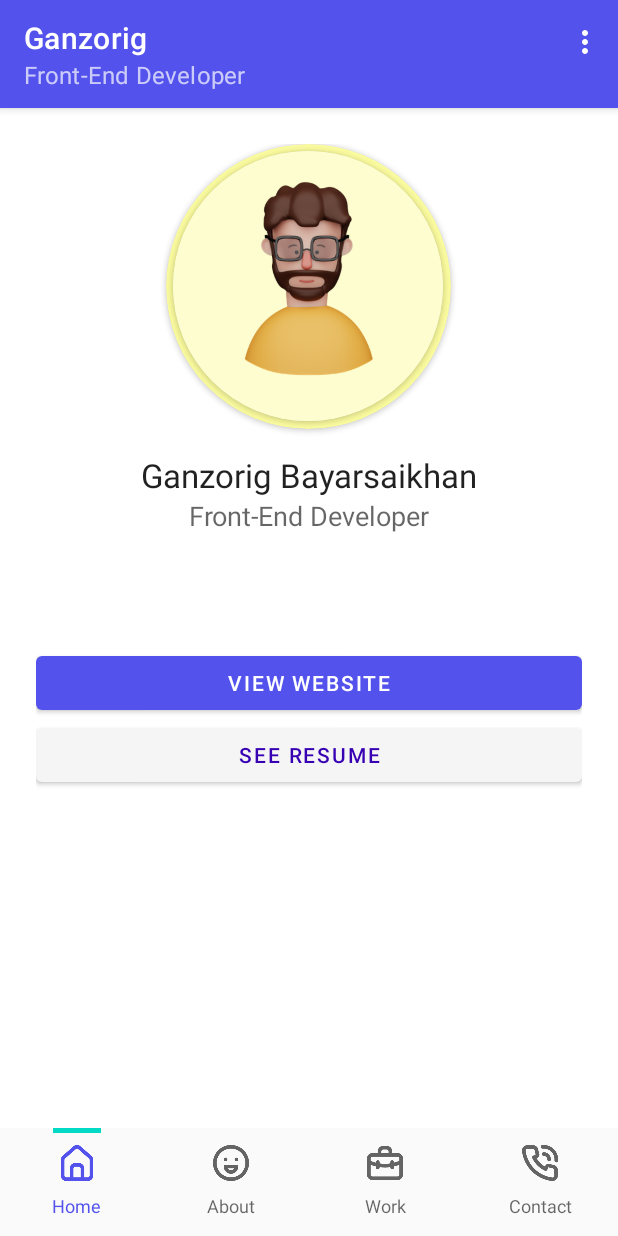
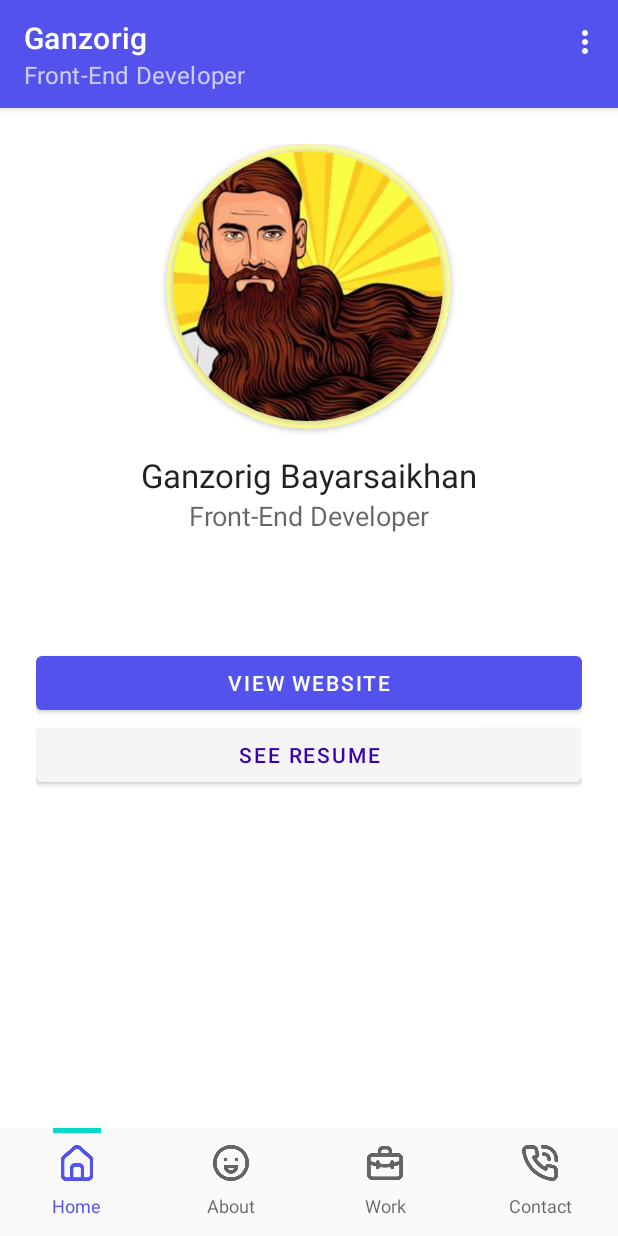
Before and after one commit to ganzorig/CVApp, an Android app: the screen it shows after launch (MainActivity), after a tap on "LOGIN", on a phone screen of 412 x 824 dp. Run offline under Robolectric (Android 15) with nearby library versions, the phone set to English and light mode, and no system bars.

Commit message:
Fix contact section with enkhee

```diff
--- a/app/src/main/java/com/miu/curriculumvitae/LoginActivity.kt
+++ b/app/src/main/java/com/miu/curriculumvitae/LoginActivity.kt
@@ -80,10 +80,10 @@ class LoginActivity : AppCompatActivity() {
 
     fun createPerson() {
         //---------------------------------Contact---------------------------------//
-        var contact1: Contact = Contact("99001122", "gbayarsaikhan@miu.edu.mn","www.facebook.com/bganzorig","www.twitter.com/bganzorig","www.github.com/ganzorig")
-        var contact2: Contact = Contact("99112323", "eganbaatar@miu.edu.mn","www.facebook.com/genkhtsetseg","www.twitter.com/genkhtsetseg","www.github.com/genkhtsetseg")
-        var contact3: Contact = Contact("99090099", "oganbold@miu.edu.mn","www.facebook.com/goyunbold","www.twitter.com/goyunbold","www.github.com/goyunbold")
-        var contact4: Contact = Contact("93090002", "notgonbayar@miu.edu.mn","www.facebook.com/norovdorj","www.twitter.com/norovdoo","www.github.com/norovoo")
+        var contact1: Contact = Contact("99001122", "gbayarsaikhan@miu.edu.mn","g4nzorig","gzo_326","www.github.com/ganzorig","g4nzo")
+        var contact3: Contact = Contact("99112323", "eganbaatar@miu.edu.mn","enkhee.hana10","enkhee21571517","www.github.com/egy10", "enkhuul88")
+        var contact2: Contact = Contact("99090099", "oganbold@miu.edu.mn","oyunbold.ganbold","GanboldG","www.github.com/goyunbold","oyunboldg")
+        var contact4: Contact = Contact("93090002", "notgonbayar@miu.edu.mn","norovdorjo","norovdoo","www.github.com/norovoo","norovdorjo")
         //---------------------------------Contact end---------------------------------//
         //---------------------------------Education---------------------------------//
         var education1: Education = Education("Bachelor of Computer Science", "2007-2011","CSMS of Mongolia")
@@ -119,25 +119,25 @@ class LoginActivity : AppCompatActivity() {
         var person1Strength: ArrayList<String> = arrayListOf("Confident", "Creative", "Dedicated", "Determined", "Decisive")
         var person1Weaknesses: ArrayList<String> = arrayListOf("Impatient", "Allows emotions to show", "Close-minded", "Perfectionist", "Likes to take risks")
         var person1Skills: ArrayList<String> = arrayListOf("Flexibility", "NodeJS", "ReactJS", "Angular", "MeteorJS", "VueJS")
-        var person1:Person = Person(1, "Ganzorig", "Bayarsaikhan", "miu123", "Front-End Developer", "", "www.leetcode.com/gzo326", person1Strength, person1Weaknesses, person1Skills, arrayListOf(education1, education1_1),contact1, arrayListOf(project1,project1_1), arrayListOf(work1))
+        var person1:Person = Person(R.drawable.ava_ganzorig, "Ganzorig", "Bayarsaikhan", "miu123", "Front-End Developer", "", "www.leetcode.com/gzo326", person1Strength, person1Weaknesses, person1Skills, arrayListOf(education1, education1_1),contact1, arrayListOf(project1,project1_1), arrayListOf(work1))
 
         //---------------------------------Person2---------------------------------//
         var person2Strength: ArrayList<String> = arrayListOf("Industrious", "Hopeful", "Honest", "Motivated", "Precise")
         var person2Weaknesses: ArrayList<String> = arrayListOf("Delegating tasks", "Critical of others", "Bossy", "Strict", "Strong willed")
         var person2Skills: ArrayList<String> = arrayListOf("JAVA", "Project Management", "Shell scripting", "Interest in Helping Others", "Curiosity")
-        var person2:Person = Person(2, "Oyunbold", "Ganbold", "miu123", "Full Stack Developer", "", "www.leetcode.com/oyunbold", person2Strength, person2Weaknesses, person2Skills, arrayListOf(education2, education2_1),contact2, arrayListOf(project2,project2_1), arrayListOf(work2,work2_1,work2_2))
+        var person2:Person = Person(R.drawable.ava_oyunbold, "Oyunbold", "Ganbold", "miu123", "Full Stack Developer", "", "www.leetcode.com/oyunbold", person2Strength, person2Weaknesses, person2Skills, arrayListOf(education2, education2_1),contact2, arrayListOf(project2,project2_1), arrayListOf(work2,work2_1,work2_2))
 
         //---------------------------------Person3---------------------------------//
         var person3Strength: ArrayList<String> = arrayListOf("Confident", "Creative", "Dedicated", "Determined", "Decisive")
         var person3Weaknesses: ArrayList<String> = arrayListOf("Impatient", "Allows emotions to show", "Close-minded", "Perfectionist", "Likes to take risks")
         var person3Skills: ArrayList<String> = arrayListOf("Kotlin", "Java", "Java Script", "Mongo DB", "Mobile programming")
-        var person3:Person = Person(3, "Enkhtsetseg", "Ganbaatar", "miu123", "MobileDeveloper", "", "www.leetcode.com/egy", person3Strength, person3Weaknesses, person3Skills, arrayListOf(education3, education3_1),contact3, arrayListOf(project3,project3_1), arrayListOf(work3))
+        var person3:Person = Person(R.drawable.ava_enkhee, "Enkhtsetseg", "Ganbaatar", "miu123", "MobileDeveloper", "", "www.leetcode.com/egy", person3Strength, person3Weaknesses, person3Skills, arrayListOf(education3, education3_1),contact3, arrayListOf(project3,project3_1), arrayListOf(work3))
 
         //---------------------------------Person4---------------------------------//
         var person4Strength: ArrayList<String> = arrayListOf("Confident", "Creative", "Dedicated", "Determined", "Decisive")
         var person4Weaknesses: ArrayList<String> = arrayListOf("Impatient", "Allows emotions to show", "Close-minded", "Perfectionist", "Likes to take risks")
         var person4Skills: ArrayList<String> = arrayListOf("Oracle", "Oracle GG, DG", "MSSQL Server", "MySQL", "Docker","Java")
-        var person4:Person = Person(4, "Norovdorj", "Otgonbayar", "miu123", "Back-End Developer", "", "www.leetcode.com/norovdorj", person4Strength, person4Weaknesses, person4Skills, arrayListOf(education4, education4_1, education4_2),contact4, arrayListOf(project4,project4_1), arrayListOf(work4))
+        var person4:Person = Person(R.drawable.ava_noro, "Norovdorj", "Otgonbayar", "miu123", "Back-End Developer", "", "www.leetcode.com/norovdorj", person4Strength, person4Weaknesses, person4Skills, arrayListOf(education4, education4_1, education4_2),contact4, arrayListOf(project4,project4_1), arrayListOf(work4))
 
         users.add(person1)
         users.add(person2)
--- a/app/src/main/java/com/miu/curriculumvitae/MainActivity.kt
+++ b/app/src/main/java/com/miu/curriculumvitae/MainActivity.kt
@@ -26,7 +26,7 @@ class MainActivity : AppCompatActivity() {
         adapter.addFragment(HomeFragment().newInstance(person), "Home")
         adapter.addFragment(AboutFragment().newInstance(person), "About")
         adapter.addFragment(WorkFragment().newInstance(person), "Work")
-        adapter.addFragment(ContactFragment(), "Contact")
+        adapter.addFragment(ContactFragment().newInstance(person), "Contact")
 
         viewPager.adapter = adapter
 
--- a/app/src/main/java/com/miu/curriculumvitae/common/Contact.kt
+++ b/app/src/main/java/com/miu/curriculumvitae/common/Contact.kt
@@ -6,5 +6,6 @@ class Contact (var phone: String,
                var email: String,
                var facebook: String,
                var twitter: String,
-               var github: String) : Serializable {
+               var github: String,
+               var instagram:String) : Serializable {
 }
--- a/app/src/main/java/com/miu/curriculumvitae/fragments/ContactFragment.kt
+++ b/app/src/main/java/com/miu/curriculumvitae/fragments/ContactFragment.kt
@@ -9,21 +9,31 @@ import android.view.ViewGroup
 import android.widget.LinearLayout
 import androidx.fragment.app.Fragment
 import com.miu.curriculumvitae.R
+import com.miu.curriculumvitae.common.Person
 import kotlinx.android.synthetic.main.fragment_contact.*
+import kotlinx.android.synthetic.main.fragment_contact.view.*
 
 class ContactFragment : Fragment() {
+    private val KEY = "person"
+    private lateinit var person: Person
 
-    override fun onCreateView(
-        inflater: LayoutInflater, container: ViewGroup?,
-        savedInstanceState: Bundle?
-    ): View? {
+    fun newInstance(person: Person): ContactFragment {
+        val args = Bundle()
+        val fragment = ContactFragment()
+        args.putSerializable(KEY, person)
+        fragment.arguments = args
+        return fragment
+    }
+
+    override fun onCreateView(inflater: LayoutInflater, container: ViewGroup?, savedInstanceState: Bundle?): View? {
         // Inflate the layout for this fragment
         var view = inflater.inflate(R.layout.fragment_contact, container, false)
-
+        person = arguments?.getSerializable(KEY) as Person
+        view.txt_phone.text = "${person.contact.phone}"
         var phone = view.findViewById<LinearLayout>(R.id.phone)
         phone.setOnClickListener(object : View.OnClickListener {
             override fun onClick(view: View?) {
-                var intent = Intent(Intent.ACTION_VIEW, Uri.parse("tel:3414003070"));
+                var intent = Intent(Intent.ACTION_VIEW, Uri.parse("tel:${person.contact.phone}"));
                 startActivity(intent);
             }
         })
@@ -31,9 +41,9 @@ class ContactFragment : Fragment() {
         var gmail = view.findViewById<LinearLayout>(R.id.gmail)
         gmail.setOnClickListener(object : View.OnClickListener {
             override fun onClick(view: View?) {
-                val uriText = "mailto:enkhuul999@gmail.com" +
+                val uriText = "mailto:${person.contact.email}" +
                         "?subject=" + Uri.encode("Hello From MDP Maharishi") +
-                        "&body=" + Uri.encode("Hello Enkhee!")
+                        "&body=" + Uri.encode("Hello ${person.firstName}!")
 
                 val uri = Uri.parse(uriText)
 
@@ -48,13 +58,13 @@ class ContactFragment : Fragment() {
             override fun onClick(view: View?) {
                 try {
                     var intent =
-                        Intent(Intent.ACTION_VIEW, Uri.parse("fb://profile/enkhee.hana10"));
+                        Intent(Intent.ACTION_VIEW, Uri.parse("fb://profile/${person.contact.facebook}"));
                     startActivity(intent);
                 } catch (e: Exception) {
                     startActivity(
                         Intent(
                             Intent.ACTION_VIEW,
-                            Uri.parse("http://www.facebook.com/enkhee.hana10")
+                            Uri.parse("http://www.facebook.com/${person.contact.facebook}")
                         )
                     );
                 }
@@ -65,13 +75,13 @@ class ContactFragment : Fragment() {
             override fun onClick(view: View?) {
                 try {
                     var intent =
-                        Intent(Intent.ACTION_VIEW, Uri.parse("twitter://user?screen_name=enkhee21571517"));
+                        Intent(Intent.ACTION_VIEW, Uri.parse("twitter://user?screen_name=${person.contact.twitter}"));
                     startActivity(intent);
                 } catch (e: Exception) {
                     startActivity(
                         Intent(
                             Intent.ACTION_VIEW,
-                            Uri.parse("https://twitter.com/#!/enkhee21571517")
+                            Uri.parse("https://twitter.com/#!/${person.contact.twitter}")
                         )
                     );
                 }
@@ -82,13 +92,13 @@ class ContactFragment : Fragment() {
             override fun onClick(view: View?) {
                 try {
                     var intent =
-                        Intent(Intent.ACTION_VIEW, Uri.parse("http://instagram.com/enkhuul88"));
+                        Intent(Intent.ACTION_VIEW, Uri.parse("http://instagram.com/${person.contact.instagram}"));
                     startActivity(intent);
                 } catch (e: Exception) {
                     startActivity(
                         Intent(
                             Intent.ACTION_VIEW,
-                            Uri.parse("http://instagram.com/enkhuul88")
+                            Uri.parse("http://instagram.com/${person.contact.instagram}")
                         )
                     );
                 }
--- a/app/src/main/java/com/miu/curriculumvitae/fragments/HomeFragment.kt
+++ b/app/src/main/java/com/miu/curriculumvitae/fragments/HomeFragment.kt
@@ -33,6 +33,7 @@ class HomeFragment : Fragment() {
         view.name.text = "${person.firstName} ${person.lastName}"
         view.position.text = person.profession
         view.about.text = person.about
+        view.avatar.setImageResource(person.avatar)
 
         view.button_web.setOnClickListener {
             startActivity(Intent(context, WebViewActivity::class.java).putExtra("url", "https://www.google.com"))
--- a/app/src/main/res/layout/fragment_contact.xml
+++ b/app/src/main/res/layout/fragment_contact.xml
@@ -23,11 +23,12 @@
                 android:src="@drawable/phone" />
 
             <TextView
+                android:id="@+id/txt_phone"
                 android:layout_width="wrap_content"
                 android:layout_height="wrap_content"
                 android:layout_gravity="center"
                 android:layout_marginLeft="20dp"
-                android:text="341-400-3070"
+                android:text="Phone Number"
                 android:textSize="20dp" />
 
         </LinearLayout>
@@ -48,7 +49,7 @@
                 android:layout_height="wrap_content"
                 android:layout_gravity="center"
                 android:layout_marginLeft="20dp"
-                android:text="Twitter"
+                android:text="Mail"
                 android:textSize="20dp" />
 
         </LinearLayout>
--- a/app/src/main/res/layout/fragment_home.xml
+++ b/app/src/main/res/layout/fragment_home.xml
@@ -30,10 +30,11 @@
                     app:cardCornerRadius="260dp">
 
                     <ImageView
+                        android:id="@+id/avatar"
                         android:layout_width="180dp"
                         android:layout_height="180dp"
                         android:background="#fdfdcf"
-                        android:scaleType="fitCenter"
+                        android:scaleType="centerCrop"
                         android:src="@drawable/male" />
 
                 </androidx.cardview.widget.CardView>
```
Also changed, not shown: app/src/main/res/drawable-v24/ava_enkhee.jpg (added), app/src/main/res/drawable-v24/ava_ganzorig.jpg (added), app/src/main/res/drawable-v24/ava_noro.jpg (added), app/src/main/res/drawable-v24/ava_oyunbold.jpg (added).
